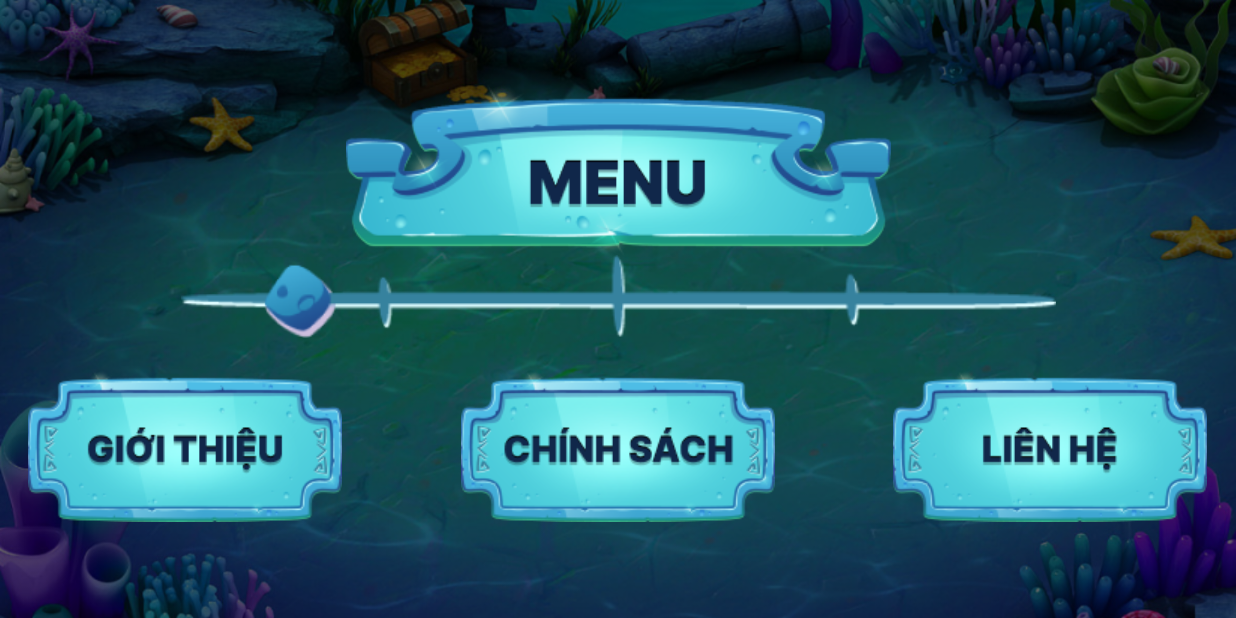
After one commit to 0xvNFT/FishShooter, an Android app: the MenuActivity screen opened directly, with no data from a screen before it, on a phone screen of 824 x 412 dp (held sideways). The commit adds this screen. Run offline under Robolectric (Android 15) with nearby library versions, the phone set to English and light mode, and no system bars.

Commit message:
added  menu and other buttons

```diff
--- a/app/src/main/java/com/vvv/fishshooter/Fish.java
+++ b/app/src/main/java/com/vvv/fishshooter/Fish.java
@@ -6,7 +6,6 @@ import android.graphics.Canvas;
 import java.util.Random;
 
 public class Fish {
-    public int currentSpriteIndex;
     private final Bitmap fishSprite;
     private float x, y;
     private float speedX, speedY;
--- a/app/src/main/java/com/vvv/fishshooter/FishManager.java
+++ b/app/src/main/java/com/vvv/fishshooter/FishManager.java
@@ -7,7 +7,6 @@ import java.util.List;
 
 public class FishManager {
     private final List<Fish> fishes = new ArrayList<>();
-
     public void addFish(Fish fish) {
         fishes.add(fish);
     }
@@ -32,7 +31,6 @@ public class FishManager {
             }
         }
     }
-
     public void removeInactiveFish() {
         List<Fish> inactiveFish = new ArrayList<>();
         for (Fish fish : fishes) {
--- /dev/null
+++ b/app/src/main/java/com/vvv/fishshooter/MenuActivity.java
@@ -0,0 +1,49 @@
+package com.vvv.fishshooter;
+
+import android.content.Intent;
+import android.content.pm.ActivityInfo;
+import android.net.Uri;
+import android.os.Bundle;
+import android.view.View;
+import android.widget.ImageView;
+
+import androidx.appcompat.app.AppCompatActivity;
+
+public class MenuActivity extends AppCompatActivity {
+
+    ImageView gio, chin, lien;
+
+    @Override
+    public void onCreate(Bundle savedInstanceState) {
+        super.onCreate(savedInstanceState);
+        View decorView = getWindow().getDecorView();
+        decorView.setSystemUiVisibility(
+                View.SYSTEM_UI_FLAG_LAYOUT_STABLE
+                        | View.SYSTEM_UI_FLAG_LAYOUT_FULLSCREEN
+                        | View.SYSTEM_UI_FLAG_FULLSCREEN
+                        | View.SYSTEM_UI_FLAG_LAYOUT_HIDE_NAVIGATION
+                        | View.SYSTEM_UI_FLAG_HIDE_NAVIGATION
+                        | View.SYSTEM_UI_FLAG_IMMERSIVE_STICKY);
+        setRequestedOrientation(ActivityInfo.SCREEN_ORIENTATION_LANDSCAPE);
+        setContentView(R.layout.activity_menu);
+
+        gio = findViewById(R.id.gio);
+        chin = findViewById(R.id.chin);
+        lien = findViewById(R.id.lien);
+
+        gio.setOnClickListener(v -> openLink("https://www.google.com"));
+        chin.setOnClickListener(v -> openLink("https://www.google.com"));
+
+        lien.setOnClickListener(v -> {
+            Intent intent = new Intent(this, SupportActivity.class);
+            startActivity(intent);
+        });
+    }
+
+    private void openLink(String url) {
+        Intent intent = new Intent(Intent.ACTION_VIEW);
+        intent.setData(Uri.parse(url));
+        startActivity(intent);
+    }
+
+}
--- /dev/null
+++ b/app/src/main/res/layout-land/activity_menu.xml
@@ -0,0 +1,66 @@
+<?xml version="1.0" encoding="utf-8"?>
+<androidx.constraintlayout.widget.ConstraintLayout xmlns:android="http://schemas.android.com/apk/res/android"
+    xmlns:app="http://schemas.android.com/apk/res-auto"
+    xmlns:tools="http://schemas.android.com/tools"
+    android:layout_width="match_parent"
+    android:layout_height="match_parent"
+    android:background="@drawable/gamedark_bg"
+    tools:ignore="MissingDefaultResource">
+
+    <ImageView
+        android:layout_width="wrap_content"
+        android:layout_height="wrap_content"
+        android:layout_marginTop="50dp"
+        android:src="@drawable/menu_banner"
+        app:layout_constraintEnd_toEndOf="parent"
+        app:layout_constraintStart_toStartOf="parent"
+        app:layout_constraintTop_toTopOf="parent"
+        tools:ignore="ContentDescription" />
+
+    <ImageView
+        android:layout_width="wrap_content"
+        android:layout_height="wrap_content"
+        android:layout_marginTop="170dp"
+        android:src="@drawable/line"
+        app:layout_constraintEnd_toEndOf="parent"
+        app:layout_constraintStart_toStartOf="parent"
+        app:layout_constraintTop_toTopOf="parent"
+        tools:ignore="ContentDescription" />
+
+    <ImageView
+        android:id="@+id/gio"
+        android:layout_width="wrap_content"
+        android:layout_height="wrap_content"
+        android:layout_marginTop="244dp"
+        android:src="@drawable/gio"
+        app:layout_constraintEnd_toEndOf="parent"
+        app:layout_constraintHorizontal_bias="0.03"
+        app:layout_constraintStart_toStartOf="parent"
+        app:layout_constraintTop_toTopOf="parent"
+        tools:ignore="ContentDescription" />
+
+    <ImageView
+        android:id="@+id/chin"
+        android:layout_width="wrap_content"
+        android:layout_height="wrap_content"
+        android:layout_marginTop="244dp"
+        android:src="@drawable/chin"
+        app:layout_constraintEnd_toEndOf="parent"
+        app:layout_constraintStart_toStartOf="parent"
+        app:layout_constraintTop_toTopOf="parent"
+        tools:ignore="ContentDescription" />
+
+    <ImageView
+        android:id="@+id/lien"
+        android:layout_width="wrap_content"
+        android:layout_height="wrap_content"
+        android:layout_marginTop="244dp"
+        android:src="@drawable/lien"
+        app:layout_constraintEnd_toEndOf="parent"
+        app:layout_constraintHorizontal_bias="0.969"
+        app:layout_constraintStart_toStartOf="parent"
+        app:layout_constraintTop_toTopOf="parent"
+        tools:ignore="ContentDescription" />
+
+
+</androidx.constraintlayout.widget.ConstraintLayout>
```
Also changed, not shown: app/src/main/AndroidManifest.xml (+8 -1 lines), app/src/main/java/com/vvv/fishshooter/MainActivity.java (+8 -0 lines), app/src/main/java/com/vvv/fishshooter/SupportActivity.java (added, +46 -0 lines), app/src/main/res/layout-land/activity_main.xml (+12 -0 lines), app/src/main/res/layout-land/activity_support.xml (added, +55 -0 lines), app/src/main/res/drawable/fb.png (added), app/src/main/res/drawable/gamedark_bg.png (added), app/src/main/res/drawable/line.png (added), app/src/main/res/drawable/mg.png (added), app/src/main/res/drawable/paperback.png (added), app/src/main/res/drawable/tg.png (added), app/src/main/res/drawable/x_btn.png (added), app/src/main/res/drawable/zl.png (added).
